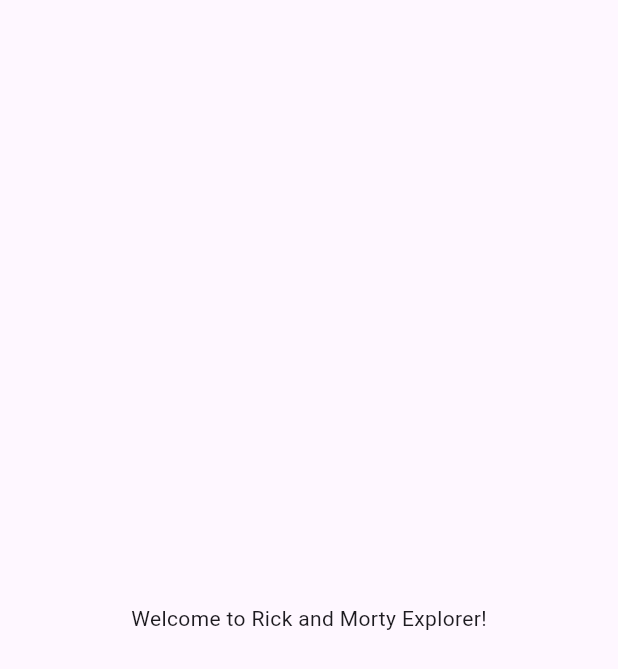
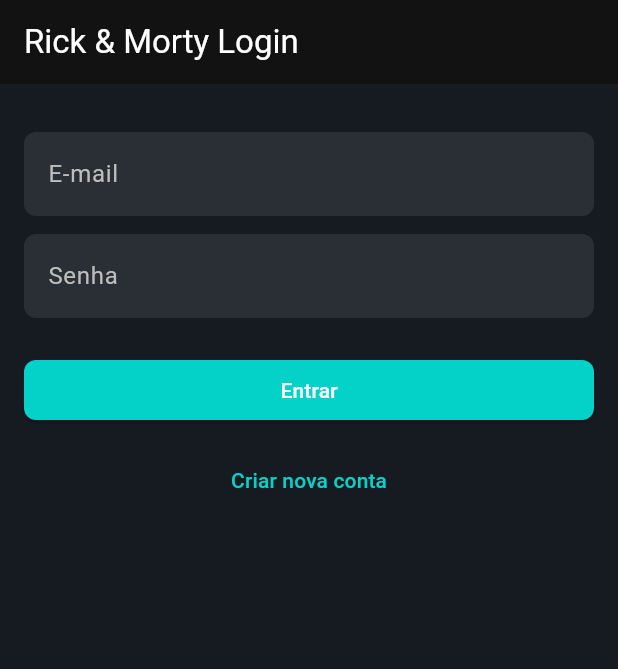
Before and after one commit to gabrielassed/dsdm1_rick_and_morty, a Flutter app: the screen it shows after launch, on a phone screen of 412 x 824 dp. Shown: the top 669 px of the screen. Run offline on Flutter 3.47's test engine with Material 3 defaults, Android fonts, the phone set to English and light mode, and no system bars; our stand-ins replace firebase_auth, firebase_core; accounts and stored records are empty; generated files the repository leaves out were written again.

Commit message:
feat: Fluxo de login e registro

```diff
--- a/lib/main.dart
+++ b/lib/main.dart
@@ -1,6 +1,8 @@
 import 'package:flutter/material.dart';
 import 'package:firebase_core/firebase_core.dart';
 import 'firebase_options.dart';
+import 'theme.dart';
+import 'screens/auth_gate.dart';
 
 void main() async {
   WidgetsFlutterBinding.ensureInitialized();
@@ -10,15 +12,13 @@
 
 class MyApp extends StatelessWidget {
   const MyApp({super.key});
-
   @override
   Widget build(BuildContext context) {
     return MaterialApp(
       title: 'Rick and Morty Explorer',
-      theme: ThemeData(primarySwatch: Colors.blue),
-      home: const Scaffold(
-        body: Center(child: Text('Welcome to Rick and Morty Explorer!')),
-      ),
+      theme: RickMortyTheme.theme,
+      home: const AuthGate(),
+      debugShowCheckedModeBanner: false,
     );
   }
 }
--- /dev/null
+++ b/lib/screens/auth_gate.dart
@@ -0,0 +1,26 @@
+import 'package:flutter/material.dart';
+import 'package:firebase_auth/firebase_auth.dart';
+import '../services/auth_service.dart';
+import 'login_screen.dart';
+import 'home_screen.dart';
+
+class AuthGate extends StatelessWidget {
+  const AuthGate({super.key});
+  @override
+  Widget build(BuildContext context) {
+    return StreamBuilder<User?>(
+      stream: AuthService().userChanges,
+      builder: (context, snapshot) {
+        if (snapshot.connectionState == ConnectionState.waiting) {
+          return const Scaffold(
+            body: Center(child: CircularProgressIndicator()),
+          );
+        }
+        if (snapshot.hasData) {
+          return const HomeScreen();
+        }
+        return const LoginScreen();
+      },
+    );
+  }
+}
--- /dev/null
+++ b/lib/screens/login_screen.dart
@@ -0,0 +1,87 @@
+import 'package:flutter/material.dart';
+import '../services/auth_service.dart';
+import 'register_screen.dart';
+
+class LoginScreen extends StatefulWidget {
+  const LoginScreen({super.key});
+  @override
+  State<LoginScreen> createState() => _LoginScreenState();
+}
+
+class _LoginScreenState extends State<LoginScreen> {
+  final _emailCtrl = TextEditingController();
+  final _passCtrl = TextEditingController();
+  bool _loading = false;
+  String? _error;
+
+  @override
+  Widget build(BuildContext context) {
+    return Scaffold(
+      appBar: AppBar(title: const Text('Rick & Morty Login')),
+      body: Padding(
+        padding: const EdgeInsets.all(16),
+        child: Column(
+          children: [
+            if (_error != null)
+              Text(_error!, style: const TextStyle(color: Colors.red)),
+            const SizedBox(height: 16),
+            TextField(
+              controller: _emailCtrl,
+              decoration: const InputDecoration(hintText: 'E-mail'),
+              keyboardType: TextInputType.emailAddress,
+            ),
+            const SizedBox(height: 12),
+            TextField(
+              controller: _passCtrl,
+              decoration: const InputDecoration(hintText: 'Senha'),
+              obscureText: true,
+            ),
+            const SizedBox(height: 24),
+            SizedBox(
+              width: double.infinity,
+              child: ElevatedButton(
+                onPressed: _loading ? null : _login,
+                child:
+                    _loading
+                        ? const SizedBox(
+                          height: 16,
+                          width: 16,
+                          child: CircularProgressIndicator(strokeWidth: 2),
+                        )
+                        : const Text('Entrar'),
+              ),
+            ),
+            const SizedBox(height: 12),
+            TextButton(
+              onPressed: () {
+                Navigator.push(
+                  context,
+                  MaterialPageRoute(builder: (_) => const RegisterScreen()),
+                );
+              },
+              child: const Text('Criar nova conta'),
+            ),
+          ],
+        ),
+      ),
+    );
+  }
+
+  Future<void> _login() async {
+    setState(() {
+      _loading = true;
+      _error = null;
+    });
+    try {
+      await AuthService().signIn(_emailCtrl.text, _passCtrl.text);
+    } catch (e) {
+      setState(() {
+        _error = 'Falha ao entrar: ${e.toString()}';
+      });
+    } finally {
+      setState(() {
+        _loading = false;
+      });
+    }
+  }
+}
--- /dev/null
+++ b/lib/theme.dart
@@ -0,0 +1,32 @@
+import 'package:flutter/material.dart';
+
+class RickMortyTheme {
+  static const Color primary = Color(0xFF04D2C8);
+  static const Color accent = Color(0xFFF9D300);
+  static const Color background = Color(0xFF161B22);
+  static const Color inputFill = Color(0xFF2A2F36);
+  static const Color textLight = Colors.white;
+
+  static final ThemeData theme = ThemeData(
+    brightness: Brightness.dark,
+    primaryColor: primary,
+    colorScheme: ColorScheme.dark(primary: primary, secondary: accent),
+    scaffoldBackgroundColor: background,
+    inputDecorationTheme: InputDecorationTheme(
+      filled: true,
+      fillColor: inputFill,
+      border: OutlineInputBorder(
+        borderRadius: BorderRadius.circular(8),
+        borderSide: BorderSide.none,
+      ),
+      hintStyle: TextStyle(color: Colors.grey[400]),
+    ),
+    elevatedButtonTheme: ElevatedButtonThemeData(
+      style: ElevatedButton.styleFrom(
+        backgroundColor: primary,
+        foregroundColor: textLight,
+        shape: RoundedRectangleBorder(borderRadius: BorderRadius.circular(8)),
+      ),
+    ),
+  );
+}
```
Also changed, not shown: lib/screens/home_screen.dart (added, +23 -0 lines), lib/screens/register_screen.dart (added, +79 -0 lines), lib/services/auth_service.dart (added, +25 -0 lines).
